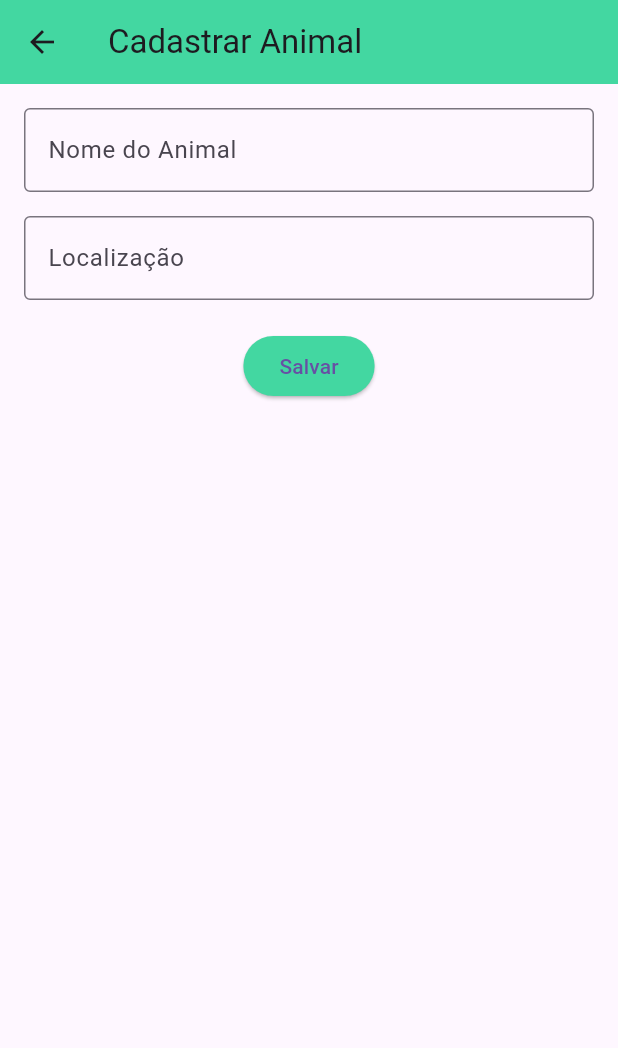
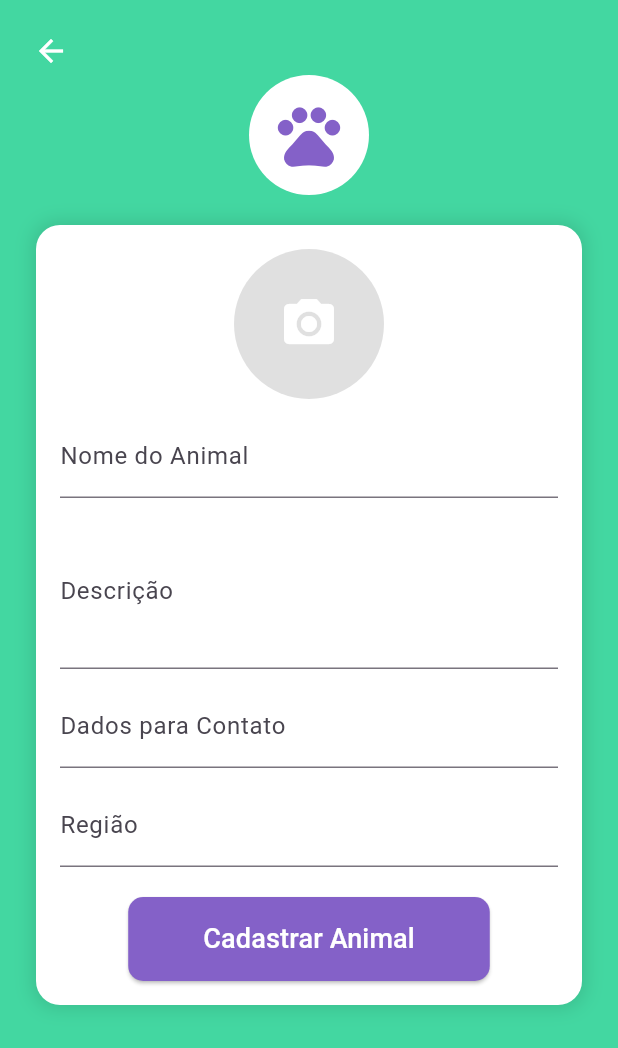
Before and after one commit to CaioScura/PetPoint, a Flutter app: the CadastroAnimalScreen screen opened by its route, on a phone screen of 412 x 824 dp. Shown: the top 1048 px of the screen. Run offline on Flutter 3.47's test engine with Material 3 defaults, Android fonts, the phone set to English and light mode, and no system bars.

Commit message:
fix cadastro animal

```diff
--- a/lib/screens/cadastro_animal_screen.dart
+++ b/lib/screens/cadastro_animal_screen.dart
@@ -1,50 +1,136 @@
 // lib/screens/cadastro_animal_screen.dart
 import 'package:flutter/material.dart';
+import 'package:petpoint/widgets/custom_button.dart';
 
 class CadastroAnimalScreen extends StatelessWidget {
-  final TextEditingController nomeController = TextEditingController();
-  final TextEditingController localizacaoController = TextEditingController();
-
   @override
   Widget build(BuildContext context) {
     return Scaffold(
-      appBar: AppBar(
-        backgroundColor: Color(0xFF43d7a1),
-        title: Text('Cadastrar Animal'),
+      backgroundColor: Color(0xFF43d7a1), // Cor de fundo verde
+      body: Stack(
+        children: [
+          // Conteúdo principal da tela
+          SingleChildScrollView(
+            child: Center(
+              child: Column(
+                mainAxisAlignment: MainAxisAlignment.center,
+                children: [
+                  SizedBox(height: 50), // Espaço para o botão Voltar
+
+                  // Logo no topo
+                  Padding(
+                    padding: const EdgeInsets.only(bottom: 20.0),
+                    child: CircleAvatar(
+                      radius: 40,
+                      backgroundColor: Colors.white,
+                      child: Icon(
+                        Icons.pets, // Ícone de pata
+                        color: Color(0xFF8461c8), // Cor roxa
+                        size: 50,
                       ),
-      body: Padding(
-        padding: const EdgeInsets.all(16.0),
+                    ),
+                  ),
+
+                  // Card de cadastro
+                  Container(
+                    padding: EdgeInsets.all(16),
+                    margin: EdgeInsets.symmetric(horizontal: 24), // Margem para centralizar
+                    decoration: BoxDecoration(
+                      color: Colors.white, // Cor de fundo do card
+                      borderRadius: BorderRadius.circular(16),
+                      boxShadow: [
+                        BoxShadow(
+                          color: Colors.black12,
+                          blurRadius: 10,
+                          spreadRadius: 2,
+                        ),
+                      ],
+                    ),
                     child: Column(
                       children: [
+                        // Campo para adicionar uma foto
+                        GestureDetector(
+                          onTap: () {
+                            // Ação para adicionar foto (pode usar ImagePicker)
+                          },
+                          child: CircleAvatar(
+                            radius: 50,
+                            backgroundColor: Colors.grey[300],
+                            child: Icon(
+                              Icons.camera_alt,
+                              color: Colors.white,
+                              size: 40,
+                            ),
+                          ),
+                        ),
+                        SizedBox(height: 10),
+
+                        // Campo de Nome do animal
                         TextField(
-              controller: nomeController,
                           decoration: InputDecoration(
                             labelText: 'Nome do Animal',
-                border: OutlineInputBorder(),
+                            border: UnderlineInputBorder(), // Borda somente na parte inferior
                           ),
                         ),
-            SizedBox(height: 16.0),
+                        SizedBox(height: 10),
+
+                        // Campo de Descrição
                         TextField(
-              controller: localizacaoController,
                           decoration: InputDecoration(
-                labelText: 'Localização',
-                border: OutlineInputBorder(),
+                            labelText: 'Descrição',
+                            border: UnderlineInputBorder(), // Borda inferior
+                          ),
+                          maxLines: 3, // Permitir múltiplas linhas
+                        ),
+                        SizedBox(height: 10),
+
+                        // Campo de Dados para Contato
+                        TextField(
+                          decoration: InputDecoration(
+                            labelText: 'Dados para Contato',
+                            border: UnderlineInputBorder(), // Borda inferior
                           ),
                         ),
-            SizedBox(height: 20.0),
-            ElevatedButton(
+                        SizedBox(height: 10),
+
+                        // Campo de Região
+                        TextField(
+                          decoration: InputDecoration(
+                            labelText: 'Região',
+                            border: UnderlineInputBorder(), // Borda inferior
+                          ),
+                        ),
+                        SizedBox(height: 20),
+
+                        // Botão de Cadastrar
+                        CustomButton(
+                          text: 'Cadastrar Animal',
                           onPressed: () {
-                // Lógica para salvar o animal
-                Navigator.pop(context); // Retorna para a tela anterior após salvar
+                            print('Cadastrando animal');
                           },
-              child: Text('Salvar'),
-              style: ElevatedButton.styleFrom(
-                backgroundColor: Color(0xFF43d7a1),
+                          backgroundColor: Color(0xFF8461c8), // Cor do botão roxo
+                        ),
+                      ],
                     ),
                   ),
                 ],
               ),
             ),
+          ),
+
+          // Botão Voltar no topo
+          Positioned(
+            top: 10, // Posição no topo da tela
+            left: 10, // Margem da esquerda
+            child: IconButton(
+              icon: Icon(Icons.arrow_back, color: Colors.white),
+              onPressed: () {
+                Navigator.pop(context); // Volta para a tela anterior
+              },
+            ),
+          ),
+        ],
+      ),
     );
   }
 }
```
Lines whose indentation alone changed are shown as unchanged.
